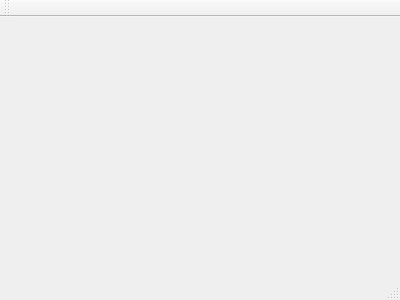
The window that mainwindow.ui (Dr-Xperience/SPMS_GUI_Test_1) describes before a commit, drawn with Qt 5.
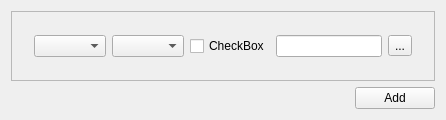
The same window after the commit.

Commit message: - Added gitignore file - Tired to make custom widget without reading book. Guess I would have to read book to start with it.

```diff
--- a/mainwindow.ui
+++ b/mainwindow.ui
@@ -1,24 +1,95 @@
 <ui version="4.0">
  <class>MainWindow</class>
- <widget class="QMainWindow" name="MainWindow" >
-  <property name="geometry" >
+ <widget class="QMainWindow" name="MainWindow">
+  <property name="geometry">
    <rect>
     <x>0</x>
     <y>0</y>
-    <width>400</width>
-    <height>300</height>
+    <width>446</width>
+    <height>120</height>
    </rect>
   </property>
   <property name="windowTitle" >
    <string>MainWindow</string>
   </property>
-  <widget class="QMenuBar" name="menuBar" />
-  <widget class="QToolBar" name="mainToolBar" />
-  <widget class="QWidget" name="centralWidget" />
-  <widget class="QStatusBar" name="statusBar" />
+  <widget class="QWidget" name="centralWidget">
+   <layout class="QVBoxLayout" name="verticalLayout">
+    <item>
+     <widget class="QScrollArea" name="scrollArea">
+      <property name="widgetResizable">
+       <bool>true</bool>
+      </property>
+      <widget class="QWidget" name="scrollAreaWidgetContents_3">
+       <property name="geometry">
+        <rect>
+         <x>0</x>
+         <y>0</y>
+         <width>426</width>
+         <height>69</height>
+        </rect>
+       </property>
+       <layout class="QVBoxLayout" name="verticalLayoutRow">
+        <item>
+         <widget class="QWidget" name="widgetRow" native="true">
+          <layout class="QHBoxLayout" name="horizontalLayout">
+           <item>
+            <widget class="QComboBox" name="comboBox"/>
+           </item>
+           <item>
+            <widget class="QComboBox" name="comboBox_2"/>
+           </item>
+           <item>
+            <widget class="QCheckBox" name="checkBox">
+             <property name="text">
+              <string>CheckBox</string>
+             </property>
+            </widget>
+           </item>
+           <item>
+            <widget class="QLineEdit" name="lineEdit"/>
+           </item>
+           <item>
+            <widget class="QToolButton" name="toolButton">
+             <property name="text">
+              <string>...</string>
+             </property>
+            </widget>
+           </item>
+          </layout>
+         </widget>
+        </item>
+       </layout>
+      </widget>
+     </widget>
+    </item>
+    <item>
+     <layout class="QHBoxLayout" name="horizontalLayout_2">
+      <item>
+       <spacer name="horizontalSpacer">
+        <property name="orientation">
+         <enum>Qt::Horizontal</enum>
+        </property>
+        <property name="sizeHint" stdset="0">
+         <size>
+          <width>40</width>
+          <height>20</height>
+         </size>
+        </property>
+       </spacer>
+      </item>
+      <item>
+       <widget class="QPushButton" name="pushButton">
+        <property name="text">
+         <string>Add</string>
+        </property>
+       </widget>
+      </item>
+     </layout>
+    </item>
+   </layout>
+  </widget>
  </widget>
- <layoutDefault spacing="6" margin="11" />
- <pixmapfunction></pixmapfunction>
+ <layoutdefault spacing="6" margin="11"/>
  <resources/>
  <connections/>
 </ui>
```
Left out of the diff: 3 changed lines with no effect on the pictures. The commit also changes 4 other files.
